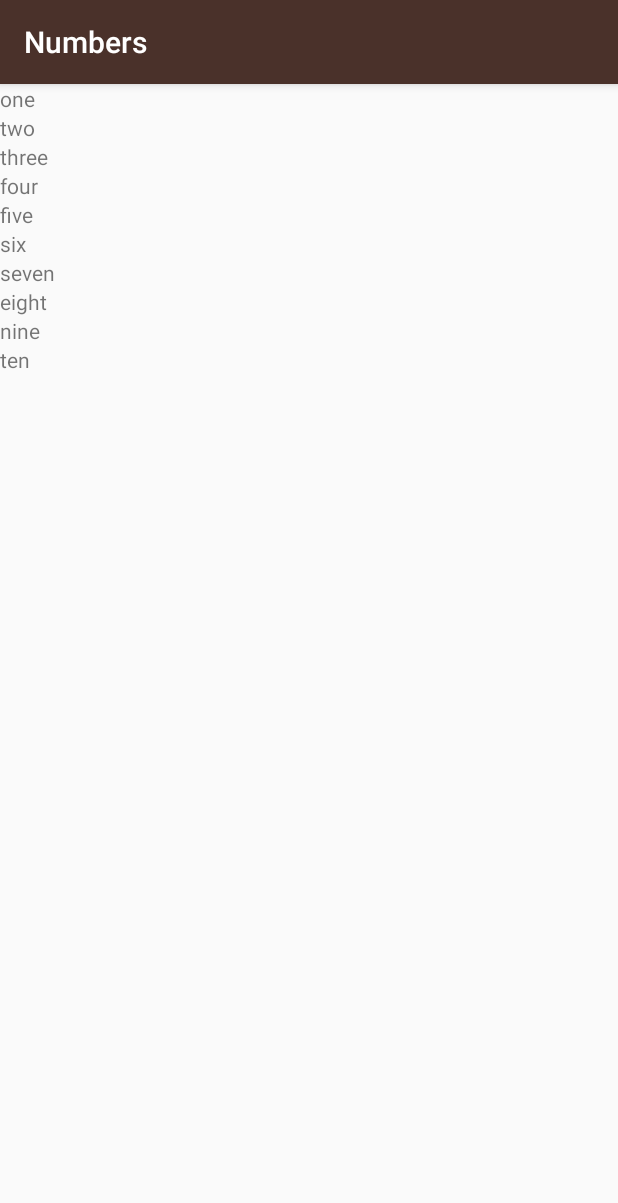
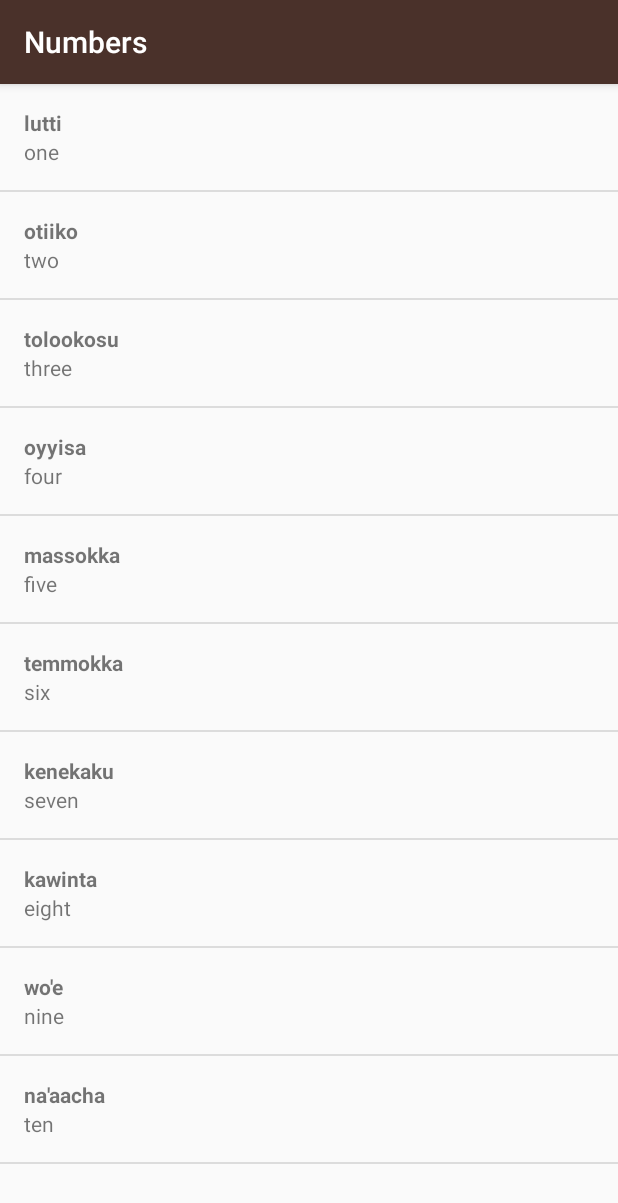
Before and after one commit to carlosughini/Udacity-Android-Basics-Multiscreen-Apps, an Android app: the NumbersActivity screen opened directly, with no data from a screen before it, on a phone screen of 412 x 824 dp. Shown: the top 1203 px of the screen. Run offline under Robolectric (Android 15) with nearby library versions, the phone set to English and light mode, and no system bars.

Commit message:
Created Custom Adapter with custom layout

```diff
--- a/app/src/main/java/com/example/android/miwok/NumbersActivity.java
+++ b/app/src/main/java/com/example/android/miwok/NumbersActivity.java
@@ -5,7 +5,10 @@
 import android.support.annotation.Nullable;
 import android.support.v7.app.AppCompatActivity;
 import android.view.View;
+import android.widget.ArrayAdapter;
+import android.widget.GridView;
 import android.widget.LinearLayout;
+import android.widget.ListView;
 import android.widget.TextView;
 
 import java.util.ArrayList;
@@ -19,25 +22,25 @@
         setContentView(R.layout.activity_numbers);
 
 
-        ArrayList<String> numbers = new ArrayList<String>();
-        numbers.add("one");
-        numbers.add("two");
-        numbers.add("three");
-        numbers.add("four");
-        numbers.add("five");
-        numbers.add("six");
-        numbers.add("seven");
-        numbers.add("eight");
-        numbers.add("nine");
-        numbers.add("ten");
+        ArrayList<Word> words = new ArrayList<Word>();
+        words.add(new Word("one","lutti"));
+        words.add(new Word("two","otiiko"));
+        words.add(new Word("three","tolookosu"));
+        words.add(new Word("four","oyyisa"));
+        words.add(new Word("five","massokka"));
+        words.add(new Word("six","temmokka"));
+        words.add(new Word("seven","kenekaku"));
+        words.add(new Word("eight","kawinta"));
+        words.add(new Word("nine","wo'e"));
+        words.add(new Word("ten","na'aacha"));
 
-        LinearLayout rootView = (LinearLayout) findViewById(R.id.rootView);
+        //ArrayAdapter<Word> wordsAdapter = new ArrayAdapter<Word>(this,R.layout.list_item,words);
 
-        for (int i = 0; i < numbers.size(); i++) {
-            TextView wordView = new TextView(this);
-            wordView.setText(numbers.get(i));
-            rootView.addView(wordView);
+        WordAdapter adapter = new WordAdapter(this,words);
 
-        }
+        ListView listView = (ListView) findViewById(R.id.listView);
+
+        listView.setAdapter(adapter);
+
     }
 }
--- /dev/null
+++ b/app/src/main/java/com/example/android/miwok/Word.java
@@ -0,0 +1,32 @@
+package com.example.android.miwok;
+
+import android.content.Context;
+
+public class Word {
+
+    private String mDefaultTranslation;
+    private String mMiwokTranslation;
+
+    /*
+    * Constructs a new Word with initial valus for default and miwok translation.
+     */
+    public Word(String defaultTranslation, String miwokTranslation) {
+        mDefaultTranslation = defaultTranslation;
+        mMiwokTranslation = miwokTranslation;
+    }
+
+    /*
+    * Get the default translation of the word.
+     */
+    public String getDefaultTranslation() {
+        return mDefaultTranslation;
+    }
+
+    /*
+    * Get the Miwok translation of the word.
+     */
+    public String getMiwokTranslation() {
+        return mMiwokTranslation;
+    }
+
+}
--- /dev/null
+++ b/app/src/main/java/com/example/android/miwok/WordAdapter.java
@@ -0,0 +1,42 @@
+package com.example.android.miwok;
+
+import android.content.Context;
+import android.support.annotation.NonNull;
+import android.support.annotation.Nullable;
+import android.view.LayoutInflater;
+import android.view.View;
+import android.view.ViewGroup;
+import android.widget.ArrayAdapter;
+import android.widget.TextView;
+
+import java.util.ArrayList;
+
+public class WordAdapter extends ArrayAdapter<Word> {
+
+    public WordAdapter(Context context, ArrayList<Word> words) {
+        super(context, 0, words);
+    }
+
+    @NonNull
+    @Override
+    public View getView(int position, View convertView, ViewGroup parent) {
+
+        View listItemView = convertView;
+
+        if (listItemView == null) {
+            listItemView = LayoutInflater.from(getContext()).inflate(R.layout.list_item, parent, false);
+        }
+
+        Word word = getItem(position);
+
+
+        TextView defaultTranslation = (TextView) listItemView.findViewById(R.id.default_text);
+        TextView miwokTranslation = (TextView) listItemView.findViewById(R.id.miwok_text);
+
+        defaultTranslation.setText(word.getDefaultTranslation());
+        miwokTranslation.setText(word.getMiwokTranslation());
+
+        return listItemView;
+    }
+
+}
--- a/app/src/main/res/layout/activity_numbers.xml
+++ b/app/src/main/res/layout/activity_numbers.xml
@@ -6,4 +6,8 @@
     android:layout_height="match_parent"
     android:orientation="vertical">
 
+    <ListView
+        android:id="@+id/listView"
+        android:layout_width="match_parent"
+        android:layout_height="match_parent" />
 </LinearLayout>
--- /dev/null
+++ b/app/src/main/res/layout/list_item.xml
@@ -0,0 +1,23 @@
+<?xml version="1.0" encoding="utf-8"?>
+<LinearLayout
+    xmlns:android="http://schemas.android.com/apk/res/android"
+    xmlns:tools="http://schemas.android.com/tools"
+    android:orientation="vertical"
+    android:layout_width="match_parent"
+    android:layout_height="match_parent"
+    android:padding="16dp">
+
+    <TextView
+        android:id="@+id/miwok_text"
+        android:layout_width="match_parent"
+        android:layout_height="wrap_content"
+        android:textStyle="bold"
+        tools:text="Miwok text"/>
+
+    <TextView
+        android:id="@+id/default_text"
+        android:layout_width="match_parent"
+        android:layout_height="wrap_content"
+        tools:text="Default text" />
+
+</LinearLayout>
```
